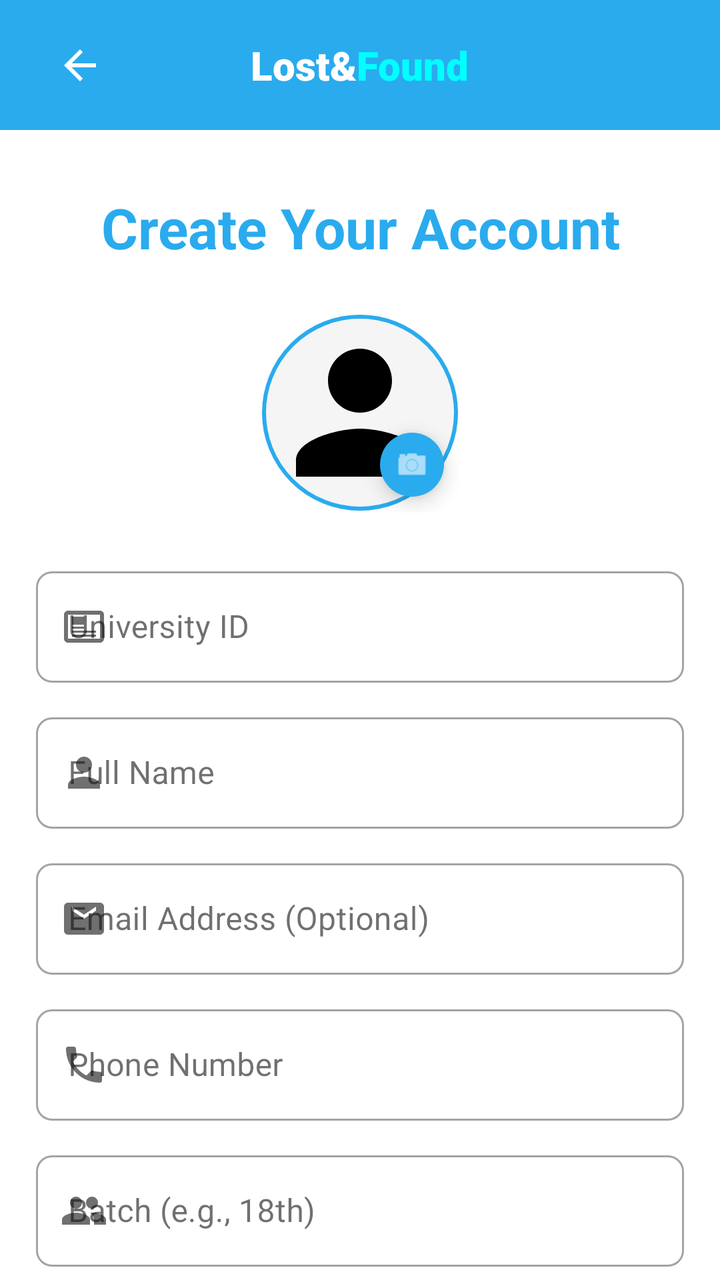
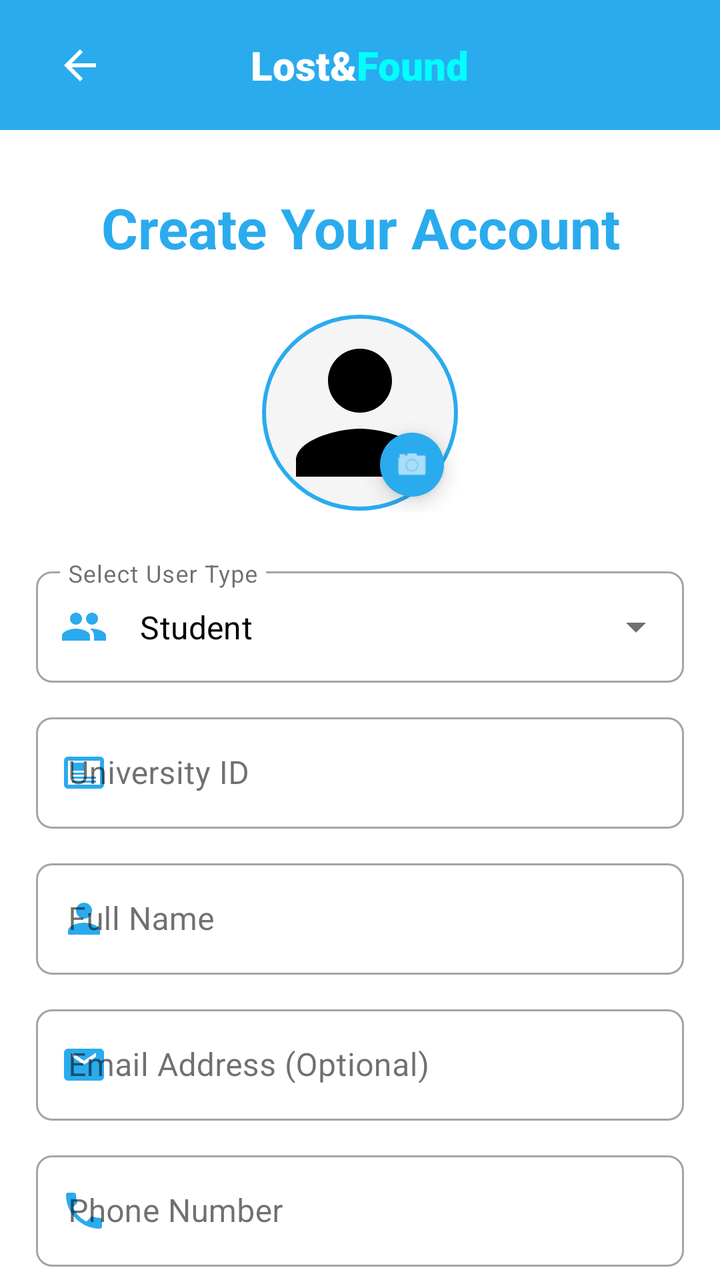

Screens rendered from an Android XML layout before and after an edit, with the pre-edit source and the edit as a unified diff.
<!-- AndroidManifest.xml: application theme AppTheme -->
<!-- res/layout/activity_user_registration.xml -->
<?xml version="1.0" encoding="utf-8"?>
<androidx.coordinatorlayout.widget.CoordinatorLayout xmlns:android="http://schemas.android.com/apk/res/android"
    xmlns:app="http://schemas.android.com/apk/res-auto"
    xmlns:tools="http://schemas.android.com/tools"
    android:layout_width="match_parent"
    android:layout_height="match_parent"
    android:background="@color/white"
    android:fitsSystemWindows="true">

    <com.google.android.material.appbar.AppBarLayout
        android:layout_width="match_parent"
        android:layout_height="wrap_content"
        android:background="@color/primaryColor"
        android:fitsSystemWindows="true"
        app:elevation="0dp">

        <androidx.constraintlayout.widget.ConstraintLayout
            android:layout_width="match_parent"
            android:layout_height="65dp"
            android:paddingHorizontal="16dp">

            <ImageButton
                android:id="@+id/btnBack"
                android:layout_width="48dp"
                android:layout_height="48dp"
                android:background="?attr/selectableItemBackgroundBorderless"
                android:contentDescription="@string/back"
                android:src="@drawable/ic_back_arrow"
                app:layout_constraintBottom_toBottomOf="parent"
                app:layout_constraintStart_toStartOf="parent"
                app:layout_constraintTop_toTopOf="parent"
                app:tint="@color/white" />

            <LinearLayout
                android:layout_width="wrap_content"
                android:layout_height="wrap_content"
                android:orientation="horizontal"
                app:layout_constraintBottom_toBottomOf="parent"
                app:layout_constraintEnd_toEndOf="parent"
                app:layout_constraintStart_toStartOf="parent"
                app:layout_constraintTop_toTopOf="parent">

                <TextView
                    android:layout_width="wrap_content"
                    android:layout_height="wrap_content"
                    android:fontFamily="sans-serif-black"
                    android:text="@string/lost_part"
                    android:textColor="@color/white"
                    android:textSize="20sp" />

                <TextView
                    android:layout_width="wrap_content"
                    android:layout_height="wrap_content"
                    android:fontFamily="sans-serif-black"
                    android:text="@string/found_part"
                    android:textColor="@color/cyan"
                    android:textSize="20sp" />
            </LinearLayout>

        </androidx.constraintlayout.widget.ConstraintLayout>
    </com.google.android.material.appbar.AppBarLayout>

    <androidx.core.widget.NestedScrollView
        android:layout_width="match_parent"
        android:layout_height="match_parent"
        android:fillViewport="true"
        app:layout_behavior="@string/appbar_scrolling_view_behavior">

        <LinearLayout
            android:layout_width="match_parent"
            android:layout_height="wrap_content"
            android:orientation="vertical"
            android:padding="18dp">

            
            <TextView
                android:layout_width="wrap_content"
                android:layout_height="wrap_content"
                android:layout_gravity="center_horizontal"
                android:layout_marginTop="12dp"
                android:gravity="center"
                android:lineSpacingExtra="2dp"
                android:text="@string/register_title"
                android:textColor="@color/vibrantBlue"
                android:textSize="28sp"
                android:textStyle="bold" />

            
            <FrameLayout
                android:layout_width="wrap_content"
                android:layout_height="wrap_content"
                android:layout_gravity="center_horizontal"
                android:layout_marginTop="24dp"
                android:layout_marginBottom="24dp">

                <com.google.android.material.imageview.ShapeableImageView
                    android:id="@+id/ivProfilePicture"
                    android:layout_width="100dp"
                    android:layout_height="100dp"
                    android:background="@color/lightGrey"
                    android:padding="2dp"
                    android:scaleType="centerCrop"
                    android:src="@drawable/ic_user"
                    app:shapeAppearanceOverlay="@style/ShapeAppearance.App.Circle"
                    app:strokeColor="@color/vibrantBlue"
                    app:strokeWidth="2dp" />

                <com.google.android.material.floatingactionbutton.FloatingActionButton
                    android:id="@+id/fabAddPhoto"
                    android:layout_width="wrap_content"
                    android:layout_height="wrap_content"
                    android:layout_gravity="bottom|end"
                    android:backgroundTint="@color/vibrantBlue"
                    android:contentDescription="@string/add_photo"
                    android:src="@android:drawable/ic_menu_camera"
                    app:fabCustomSize="32dp"
                    app:maxImageSize="18dp"
                    app:tint="@color/white" />
            </FrameLayout>

            
            <com.google.android.material.textfield.TextInputLayout
                style="@style/Widget.MaterialComponents.TextInputLayout.OutlinedBox"
                android:layout_width="match_parent"
                android:layout_height="wrap_content"
                android:layout_marginBottom="12dp"
                android:hint="@string/hint_university_id"
                app:boxCornerRadiusBottomEnd="8dp"
                app:boxCornerRadiusBottomStart="8dp"
                app:boxCornerRadiusTopEnd="8dp"
                app:boxCornerRadiusTopStart="8dp"
                app:startIconDrawable="@drawable/ic_admin_id">

                <com.google.android.material.textfield.TextInputEditText
                    android:id="@+id/etUniversityId"
                    android:layout_width="match_parent"
                    android:layout_height="wrap_content"
                    android:inputType="number" />
            </com.google.android.material.textfield.TextInputLayout>

            
            <com.google.android.material.textfield.TextInputLayout
                style="@style/Widget.MaterialComponents.TextInputLayout.OutlinedBox"
                android:layout_width="match_parent"
                android:layout_height="wrap_content"
                android:layout_marginBottom="12dp"
                android:hint="@string/hint_full_name"
                app:boxCornerRadiusBottomEnd="8dp"
                app:boxCornerRadiusBottomStart="8dp"
                app:boxCornerRadiusTopEnd="8dp"
                app:boxCornerRadiusTopStart="8dp"
                app:startIconDrawable="@drawable/ic_user">

                <com.google.android.material.textfield.TextInputEditText
                    android:id="@+id/etFullName"
                    android:layout_width="match_parent"
                    android:layout_height="wrap_content"
                    android:inputType="textPersonName" />
            </com.google.android.material.textfield.TextInputLayout>

            
            <com.google.android.material.textfield.TextInputLayout
                style="@style/Widget.MaterialComponents.TextInputLayout.OutlinedBox"
                android:layout_width="match_parent"
                android:layout_height="wrap_content"
                android:layout_marginBottom="12dp"
                android:hint="@string/hint_email"
                app:boxCornerRadiusBottomEnd="8dp"
                app:boxCornerRadiusBottomStart="8dp"
                app:boxCornerRadiusTopEnd="8dp"
                app:boxCornerRadiusTopStart="8dp"
                app:startIconDrawable="@drawable/ic_envelope">

                <com.google.android.material.textfield.TextInputEditText
                    android:id="@+id/etEmail"
                    android:layout_width="match_parent"
                    android:layout_height="wrap_content"
                    android:inputType="textEmailAddress" />
            </com.google.android.material.textfield.TextInputLayout>

            
            <com.google.android.material.textfield.TextInputLayout
                style="@style/Widget.MaterialComponents.TextInputLayout.OutlinedBox"
                android:layout_width="match_parent"
                android:layout_height="wrap_content"
                android:layout_marginBottom="12dp"
                android:hint="@string/hint_phone"
                app:boxCornerRadiusBottomEnd="8dp"
                app:boxCornerRadiusBottomStart="8dp"
                app:boxCornerRadiusTopEnd="8dp"
                app:boxCornerRadiusTopStart="8dp"
                app:startIconDrawable="@drawable/ic_phone">

                <com.google.android.material.textfield.TextInputEditText
                    android:id="@+id/etPhone"
                    android:layout_width="match_parent"
                    android:layout_height="wrap_content"
                    android:inputType="phone" />
            </com.google.android.material.textfield.TextInputLayout>

            
            <com.google.android.material.textfield.TextInputLayout
                style="@style/Widget.MaterialComponents.TextInputLayout.OutlinedBox"
                android:layout_width="match_parent"
                android:layout_height="wrap_content"
                android:layout_marginBottom="12dp"
                android:hint="@string/hint_batch"
                app:boxCornerRadiusBottomEnd="8dp"
                app:boxCornerRadiusBottomStart="8dp"
                app:boxCornerRadiusTopEnd="8dp"
                app:boxCornerRadiusTopStart="8dp"
                app:startIconDrawable="@drawable/ic_users">

                <com.google.android.material.textfield.TextInputEditText
                    android:id="@+id/etBatch"
                    android:layout_width="match_parent"
                    android:layout_height="wrap_content"
                    android:inputType="text" />
            </com.google.android.material.textfield.TextInputLayout>

            
            <com.google.android.material.textfield.TextInputLayout
                style="@style/Widget.MaterialComponents.TextInputLayout.OutlinedBox"
                android:layout_width="match_parent"
                android:layout_height="wrap_content"
                android:layout_marginBottom="12dp"
                android:hint="@string/hint_department"
                app:boxCornerRadiusBottomEnd="8dp"
                app:boxCornerRadiusBottomStart="8dp"
                app:boxCornerRadiusTopEnd="8dp"
                app:boxCornerRadiusTopStart="8dp"
                app:startIconDrawable="@drawable/ic_building">

                <com.google.android.material.textfield.TextInputEditText
                    android:id="@+id/etDepartment"
                    android:layout_width="match_parent"
                    android:layout_height="wrap_content"
                    android:inputType="text" />
            </com.google.android.material.textfield.TextInputLayout>

            
            <com.google.android.material.textfield.TextInputLayout
                style="@style/Widget.MaterialComponents.TextInputLayout.OutlinedBox.ExposedDropdownMenu"
                android:layout_width="match_parent"
                android:layout_height="wrap_content"
                android:layout_marginBottom="12dp"
                android:hint="@string/hint_level_term"
                app:boxCornerRadiusBottomEnd="8dp"
                app:boxCornerRadiusBottomStart="8dp"
                app:boxCornerRadiusTopEnd="8dp"
                app:boxCornerRadiusTopStart="8dp"
                app:startIconDrawable="@drawable/ic_layers">

                <AutoCompleteTextView
                    android:id="@+id/actvLevelTerm"
                    android:layout_width="match_parent"
                    android:layout_height="wrap_content"
                    android:inputType="none" />
            </com.google.android.material.textfield.TextInputLayout>

            
            <com.google.android.material.textfield.TextInputLayout
                style="@style/Widget.MaterialComponents.TextInputLayout.OutlinedBox"
                android:layout_width="match_parent"
                android:layout_height="wrap_content"
                android:layout_marginBottom="12dp"
                android:hint="@string/hint_password"
                app:boxCornerRadiusBottomEnd="8dp"
                app:boxCornerRadiusBottomStart="8dp"
                app:boxCornerRadiusTopEnd="8dp"
                app:boxCornerRadiusTopStart="8dp"
                app:passwordToggleEnabled="true"
                app:startIconDrawable="@drawable/ic_lock">

                <com.google.android.material.textfield.TextInputEditText
                    android:id="@+id/etPassword"
                    android:layout_width="match_parent"
                    android:layout_height="wrap_content"
                    android:inputType="textPassword" />
            </com.google.android.material.textfield.TextInputLayout>

            
            <com.google.android.material.textfield.TextInputLayout
                style="@style/Widget.MaterialComponents.TextInputLayout.OutlinedBox"
                android:layout_width="match_parent"
                android:layout_height="wrap_content"
                android:layout_marginBottom="16dp"
                android:hint="@string/hint_confirm_password"
                app:boxCornerRadiusBottomEnd="8dp"
                app:boxCornerRadiusBottomStart="8dp"
                app:boxCornerRadiusTopEnd="8dp"
                app:boxCornerRadiusTopStart="8dp"
                app:passwordToggleEnabled="true"
                app:startIconDrawable="@drawable/ic_lock">

                <com.google.android.material.textfield.TextInputEditText
                    android:id="@+id/etConfirmPassword"
                    android:layout_width="match_parent"
                    android:layout_height="wrap_content"
                    android:inputType="textPassword" />
            </com.google.android.material.textfield.TextInputLayout>

            
            <com.google.android.material.checkbox.MaterialCheckBox
                android:id="@+id/cbPolicy"
                android:layout_width="match_parent"
                android:layout_height="wrap_content"
                android:layout_marginBottom="24dp"
                android:layout_gravity="center"
                android:text="@string/lost_and_found_policy"
                android:textColor="@color/textSecondary"
                android:textSize="14sp" />

            <FrameLayout
                android:layout_width="match_parent"
                android:layout_height="wrap_content"
                android:layout_marginBottom="12dp">

                <com.google.android.material.button.MaterialButton
                    android:id="@+id/btnCreateAccount"
                    android:layout_width="match_parent"
                    android:layout_height="56dp"
                    android:backgroundTint="@color/vibrantBlue"
                    android:text="@string/create_account"
                    android:textAllCaps="false"
                    android:textSize="16sp"
                    android:enabled="false"
                    app:cornerRadius="8dp" />

                <ProgressBar
                    android:id="@+id/progressBar"
                    android:layout_width="24dp"
                    android:layout_height="24dp"
                    android:layout_gravity="center"
                    android:indeterminateTint="@color/white"
                    android:visibility="gone" />
            </FrameLayout>

            <TextView
                android:id="@+id/tvLogin"
                android:layout_width="wrap_content"
                android:layout_height="wrap_content"
                android:layout_gravity="center"
                android:padding="8dp"
                android:text="@string/login_link"
                android:textColor="@color/textSecondary" />

        </LinearLayout>
    </androidx.core.widget.NestedScrollView>
</androidx.coordinatorlayout.widget.CoordinatorLayout>
<!-- resources referenced by this layout -->
<resources>
  <color name="cyan">#00FFFF</color>
  <color name="lightGrey">#F5F5F5</color>
  <color name="primaryColor">#2AABEE</color>
  <color name="textSecondary">#6B7280</color>
  <color name="vibrantBlue">#2AABEE</color>
  <color name="white">#FFFFFF</color>
  <!-- drawable ic_back_arrow (drawable) -->
  <?xml version="1.0" encoding="utf-8"?>
  <vector xmlns:android="http://schemas.android.com/apk/res/android"
      android:width="24dp"
      android:height="24dp"
      android:viewportWidth="24"
      android:viewportHeight="24">
      <path
          android:fillColor="#000000"
          android:pathData="M20,11H7.83l5.59,-5.59L12,4l-8,8l8,8l1.41,-1.41L7.83,13H20V11z" />
  </vector>
  <string name="add_photo">Add Photo</string>
  <string name="back">Back</string>
  <string name="create_account">Create Account</string>
  <string name="found_part">Found</string>
  <string name="hint_batch">Batch (e.g., 18th)</string>
  <string name="hint_confirm_password">Confirm Password</string>
  <string name="hint_department">Department</string>
  <string name="hint_email">Email Address (Optional)</string>
  <string name="hint_full_name">Full Name</string>
  <string name="hint_level_term">Level Term</string>
  <string name="hint_password">Password</string>
  <string name="hint_phone">Phone Number</string>
  <string name="hint_university_id">University ID</string>
  <string name="login_link">Already have an account? <b>Login</b></string>
  <string name="lost_and_found_policy">I agree to the Lost &amp; Found policy and verification.</string>
  <string name="lost_part">Lost&amp;</string>
  <string name="register_title">Create Your Account</string>
  <style name="ShapeAppearance.App.Circle" parent="ShapeAppearance.Material3.MediumComponent">
          <item name="cornerFamily">rounded</item>
          <item name="cornerSize">50%</item>
      </style>
  <color name="primaryLightColor">#D1E1FF</color>
  <color name="primaryDarkColor">#229ED9</color>
  <color name="accentColor">#2AABEE</color>
  <color name="backgroundColor">#FFFFFF</color>
  <color name="surfaceColor">#FFFFFF</color>
  <color name="textPrimary">#111111</color>
  <style name="Widget.App.Button" parent="Widget.Material3.Button">
          <item name="android:insetTop">0dp</item>
          <item name="android:insetBottom">0dp</item>
          <item name="android:minHeight">48dp</item>
          <item name="shapeAppearance">@style/ShapeAppearance.App.SmallComponent</item>
          <item name="android:textAllCaps">false</item>
          <item name="android:textStyle">bold</item>
      </style>
  <style name="Widget.App.Card" parent="Widget.Material3.CardView.Elevated">
          <item name="cardCornerRadius">12dp</item>
          <item name="cardElevation">2dp</item>
          <item name="cardBackgroundColor">@color/surfaceColor</item>
      </style>
  <style name="ShapeAppearance.App.SmallComponent" parent="ShapeAppearance.Material3.SmallComponent">
          <item name="cornerSize">10dp</item>
      </style>
  <style name="ShapeAppearance.App.MediumComponent" parent="ShapeAppearance.Material3.MediumComponent">
          <item name="cornerSize">12dp</item>
      </style>
  <!-- unchanged entries left out for length: 9 -->
</resources>

<!-- the commit's change to res/layout/activity_user_registration.xml (unified diff, before → after) -->
@@ -120,6 +120,31 @@
 
             
             <com.google.android.material.textfield.TextInputLayout
+                android:id="@+id/tilUserType"
+                style="@style/Widget.MaterialComponents.TextInputLayout.OutlinedBox.ExposedDropdownMenu"
+                android:layout_width="match_parent"
+                android:layout_height="wrap_content"
+                android:layout_marginBottom="12dp"
+                android:hint="Select User Type"
+                app:boxCornerRadiusBottomEnd="8dp"
+                app:boxCornerRadiusBottomStart="8dp"
+                app:boxCornerRadiusTopEnd="8dp"
+                app:boxCornerRadiusTopStart="8dp"
+                app:startIconDrawable="@drawable/ic_users"
+                app:startIconTint="@color/primaryColor">
+
+                <AutoCompleteTextView
+                    android:id="@+id/actvUserType"
+                    android:layout_width="match_parent"
+                    android:layout_height="wrap_content"
+                    android:inputType="none"
+                    android:text="Student"
+                    android:textColor="@color/black" />
+            </com.google.android.material.textfield.TextInputLayout>
+
+            
+            <com.google.android.material.textfield.TextInputLayout
+                android:id="@+id/tilUniversityId"
                 style="@style/Widget.MaterialComponents.TextInputLayout.OutlinedBox"
                 android:layout_width="match_parent"
                 android:layout_height="wrap_content"
@@ -129,17 +154,20 @@
                 app:boxCornerRadiusBottomStart="8dp"
                 app:boxCornerRadiusTopEnd="8dp"
                 app:boxCornerRadiusTopStart="8dp"
-                app:startIconDrawable="@drawable/ic_admin_id">
+                app:startIconDrawable="@drawable/ic_admin_id"
+                app:startIconTint="@color/primaryColor">
 
                 <com.google.android.material.textfield.TextInputEditText
                     android:id="@+id/etUniversityId"
                     android:layout_width="match_parent"
                     android:layout_height="wrap_content"
-                    android:inputType="number" />
-            </com.google.android.material.textfield.TextInputLayout>
-
-            
-            <com.google.android.material.textfield.TextInputLayout
+                    android:inputType="text"
+                    android:textColor="@color/black" />
+            </com.google.android.material.textfield.TextInputLayout>
+
+            
+            <com.google.android.material.textfield.TextInputLayout
+                android:id="@+id/tilFullName"
                 style="@style/Widget.MaterialComponents.TextInputLayout.OutlinedBox"
                 android:layout_width="match_parent"
                 android:layout_height="wrap_content"
@@ -149,17 +177,20 @@
                 app:boxCornerRadiusBottomStart="8dp"
                 app:boxCornerRadiusTopEnd="8dp"
                 app:boxCornerRadiusTopStart="8dp"
-                app:startIconDrawable="@drawable/ic_user">
+                app:startIconDrawable="@drawable/ic_user"
+                app:startIconTint="@color/primaryColor">
 
                 <com.google.android.material.textfield.TextInputEditText
                     android:id="@+id/etFullName"
                     android:layout_width="match_parent"
                     android:layout_height="wrap_content"
-                    android:inputType="textPersonName" />
-            </com.google.android.material.textfield.TextInputLayout>
-
-            
-            <com.google.android.material.textfield.TextInputLayout
+                    android:inputType="textPersonName"
+                    android:textColor="@color/black" />
+            </com.google.android.material.textfield.TextInputLayout>
+
+            
+            <com.google.android.material.textfield.TextInputLayout
+                android:id="@+id/tilEmail"
                 style="@style/Widget.MaterialComponents.TextInputLayout.OutlinedBox"
                 android:layout_width="match_parent"
                 android:layout_height="wrap_content"
@@ -169,17 +200,20 @@
                 app:boxCornerRadiusBottomStart="8dp"
                 app:boxCornerRadiusTopEnd="8dp"
                 app:boxCornerRadiusTopStart="8dp"
-                app:startIconDrawable="@drawable/ic_envelope">
+                app:startIconDrawable="@drawable/ic_envelope"
+                app:startIconTint="@color/primaryColor">
 
                 <com.google.android.material.textfield.TextInputEditText
                     android:id="@+id/etEmail"
                     android:layout_width="match_parent"
                     android:layout_height="wrap_content"
-                    android:inputType="textEmailAddress" />
-            </com.google.android.material.textfield.TextInputLayout>
-
-            
-            <com.google.android.material.textfield.TextInputLayout
+                    android:inputType="textEmailAddress"
+                    android:textColor="@color/black" />
+            </com.google.android.material.textfield.TextInputLayout>
+
+            
+            <com.google.android.material.textfield.TextInputLayout
+                android:id="@+id/tilPhone"
                 style="@style/Widget.MaterialComponents.TextInputLayout.OutlinedBox"
                 android:layout_width="match_parent"
                 android:layout_height="wrap_content"
@@ -189,17 +223,44 @@
                 app:boxCornerRadiusBottomStart="8dp"
                 app:boxCornerRadiusTopEnd="8dp"
                 app:boxCornerRadiusTopStart="8dp"
-                app:startIconDrawable="@drawable/ic_phone">
+                app:startIconDrawable="@drawable/ic_phone"
+                app:startIconTint="@color/primaryColor">
 
                 <com.google.android.material.textfield.TextInputEditText
                     android:id="@+id/etPhone"
                     android:layout_width="match_parent"
                     android:layout_height="wrap_content"
-                    android:inputType="phone" />
-            </com.google.android.material.textfield.TextInputLayout>
-
-            
-            <com.google.android.material.textfield.TextInputLayout
+                    android:inputType="phone"
+                    android:textColor="@color/black" />
+            </com.google.android.material.textfield.TextInputLayout>
+
+            
+            <com.google.android.material.textfield.TextInputLayout
+                android:id="@+id/tilDesignation"
+                style="@style/Widget.MaterialComponents.TextInputLayout.OutlinedBox"
+                android:layout_width="match_parent"
+                android:layout_height="wrap_content"
+                android:layout_marginBottom="12dp"
+                android:hint="Designation"
+                android:visibility="gone"
+                app:boxCornerRadiusBottomEnd="8dp"
+                app:boxCornerRadiusBottomStart="8dp"
+                app:boxCornerRadiusTopEnd="8dp"
+                app:boxCornerRadiusTopStart="8dp"
+                app:startIconDrawable="@drawable/ic_list"
+                app:startIconTint="@color/primaryColor">
+
+                <com.google.android.material.textfield.TextInputEditText
+                    android:id="@+id/etDesignation"
+                    android:layout_width="match_parent"
+                    android:layout_height="wrap_content"
+                    android:inputType="text"
+                    android:textColor="@color/black" />
+            </com.google.android.material.textfield.TextInputLayout>
+
+            
+            <com.google.android.material.textfield.TextInputLayout
+                android:id="@+id/tilBatch"
                 style="@style/Widget.MaterialComponents.TextInputLayout.OutlinedBox"
                 android:layout_width="match_parent"
                 android:layout_height="wrap_content"
@@ -209,17 +270,20 @@
                 app:boxCornerRadiusBottomStart="8dp"
                 app:boxCornerRadiusTopEnd="8dp"
                 app:boxCornerRadiusTopStart="8dp"
-                app:startIconDrawable="@drawable/ic_users">
+                app:startIconDrawable="@drawable/ic_users"
+                app:startIconTint="@color/primaryColor">
 
                 <com.google.android.material.textfield.TextInputEditText
                     android:id="@+id/etBatch"
                     android:layout_width="match_parent"
                     android:layout_height="wrap_content"
-                    android:inputType="text" />
-            </com.google.android.material.textfield.TextInputLayout>
-
-            
-            <com.google.android.material.textfield.TextInputLayout
+                    android:inputType="text"
+                    android:textColor="@color/black" />
+            </com.google.android.material.textfield.TextInputLayout>
+
+            
+            <com.google.android.material.textfield.TextInputLayout
+                android:id="@+id/tilDepartment"
                 style="@style/Widget.MaterialComponents.TextInputLayout.OutlinedBox"
                 android:layout_width="match_parent"
                 android:layout_height="wrap_content"
@@ -229,17 +293,20 @@
                 app:boxCornerRadiusBottomStart="8dp"
                 app:boxCornerRadiusTopEnd="8dp"
                 app:boxCornerRadiusTopStart="8dp"
-                app:startIconDrawable="@drawable/ic_building">
+                app:startIconDrawable="@drawable/ic_building"
+                app:startIconTint="@color/primaryColor">
 
                 <com.google.android.material.textfield.TextInputEditText
                     android:id="@+id/etDepartment"
                     android:layout_width="match_parent"
                     android:layout_height="wrap_content"
-                    android:inputType="text" />
-            </com.google.android.material.textfield.TextInputLayout>
-
-            
-            <com.google.android.material.textfield.TextInputLayout
+                    android:inputType="text"
+                    android:textColor="@color/black" />
+            </com.google.android.material.textfield.TextInputLayout>
+
+            
+            <com.google.android.material.textfield.TextInputLayout
+                android:id="@+id/tilLevelTerm"
                 style="@style/Widget.MaterialComponents.TextInputLayout.OutlinedBox.ExposedDropdownMenu"
                 android:layout_width="match_parent"
                 android:layout_height="wrap_content"
@@ -249,17 +316,20 @@
                 app:boxCornerRadiusBottomStart="8dp"
                 app:boxCornerRadiusTopEnd="8dp"
                 app:boxCornerRadiusTopStart="8dp"
-                app:startIconDrawable="@drawable/ic_layers">
+                app:startIconDrawable="@drawable/ic_layers"
+                app:startIconTint="@color/primaryColor">
 
                 <AutoCompleteTextView
                     android:id="@+id/actvLevelTerm"
                     android:layout_width="match_parent"
                     android:layout_height="wrap_content"
-                    android:inputType="none" />
-            </com.google.android.material.textfield.TextInputLayout>
-
-            
-            <com.google.android.material.textfield.TextInputLayout
+                    android:inputType="none"
+                    android:textColor="@color/black" />
+            </com.google.android.material.textfield.TextInputLayout>
+
+            
+            <com.google.android.material.textfield.TextInputLayout
+                android:id="@+id/tilPassword"
                 style="@style/Widget.MaterialComponents.TextInputLayout.OutlinedBox"
                 android:layout_width="match_parent"
                 android:layout_height="wrap_content"
@@ -270,17 +340,21 @@
                 app:boxCornerRadiusTopEnd="8dp"
                 app:boxCornerRadiusTopStart="8dp"
                 app:passwordToggleEnabled="true"
-                app:startIconDrawable="@drawable/ic_lock">
+                app:passwordToggleTint="@color/primaryColor"
+                app:startIconDrawable="@drawable/ic_lock"
+                app:startIconTint="@color/primaryColor">
 
                 <com.google.android.material.textfield.TextInputEditText
                     android:id="@+id/etPassword"
                     android:layout_width="match_parent"
                     android:layout_height="wrap_content"
-                    android:inputType="textPassword" />
-            </com.google.android.material.textfield.TextInputLayout>
-
-            
-            <com.google.android.material.textfield.TextInputLayout
+                    android:inputType="textPassword"
+                    android:textColor="@color/black" />
+            </com.google.android.material.textfield.TextInputLayout>
+
+            
+            <com.google.android.material.textfield.TextInputLayout
+                android:id="@+id/tilConfirmPassword"
                 style="@style/Widget.MaterialComponents.TextInputLayout.OutlinedBox"
                 android:layout_width="match_parent"
                 android:layout_height="wrap_content"
@@ -291,13 +365,16 @@
                 app:boxCornerRadiusTopEnd="8dp"
                 app:boxCornerRadiusTopStart="8dp"
                 app:passwordToggleEnabled="true"
-                app:startIconDrawable="@drawable/ic_lock">
+                app:passwordToggleTint="@color/primaryColor"
+                app:startIconDrawable="@drawable/ic_lock"
+                app:startIconTint="@color/primaryColor">
 
                 <com.google.android.material.textfield.TextInputEditText
                     android:id="@+id/etConfirmPassword"
                     android:layout_width="match_parent"
                     android:layout_height="wrap_content"
-                    android:inputType="textPassword" />
+                    android:inputType="textPassword"
+                    android:textColor="@color/black" />
             </com.google.android.material.textfield.TextInputLayout>
 
             
<!-- resource entries referenced after the edit -->
@@ -1,5 +1,6 @@
 <!-- resources referenced by this layout -->
 <resources>
+  <color name="black">#000000</color>
   <color name="cyan">#00FFFF</color>
   <color name="lightGrey">#F5F5F5</color>
   <color name="primaryColor">#2AABEE</color>
@@ -16,6 +17,16 @@
       <path
           android:fillColor="#000000"
           android:pathData="M20,11H7.83l5.59,-5.59L12,4l-8,8l8,8l1.41,-1.41L7.83,13H20V11z" />
+  </vector>
+  <!-- drawable ic_list (drawable) -->
+  <vector xmlns:android="http://schemas.android.com/apk/res/android"
+      android:width="24dp"
+      android:height="24dp"
+      android:viewportWidth="24"
+      android:viewportHeight="24">
+    <path
+        android:fillColor="#000000"
+        android:pathData="M3,13h2v-2H3V13zM3,17h2v-2H3V17zM3,9h2V7H3V9zM7,13h14v-2H7V13zM7,17h14v-2H7V17zM7,7v2h14V7H7z"/>
   </vector>
   <string name="add_photo">Add Photo</string>
   <string name="back">Back</string>
